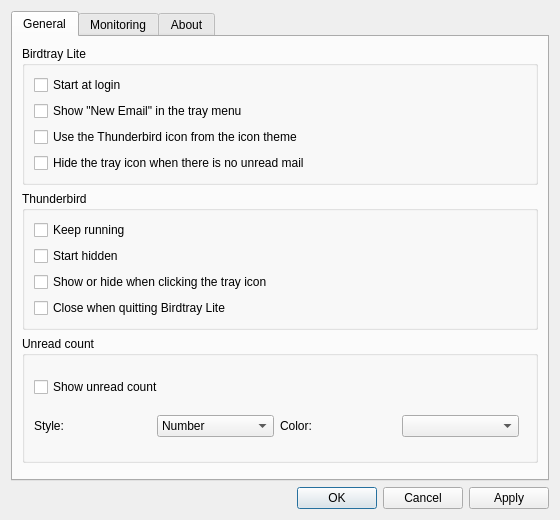
vegiii/birdtray-lite, file src/dialogsettings.ui: the form before one commit.
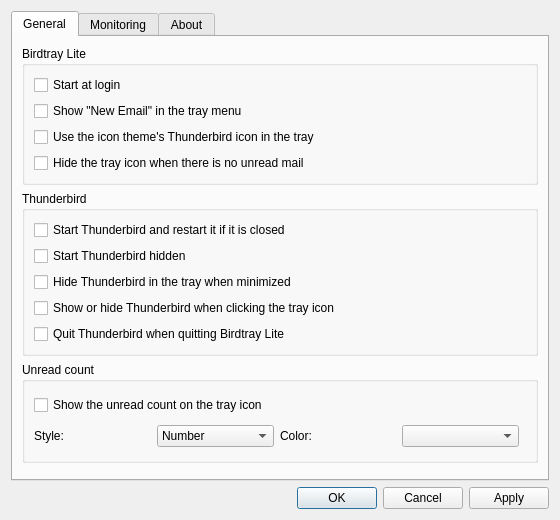
The form after the commit. Icons and pictures are not drawn. Custom widgets are drawn as their Qt base class.

Commit message:
Hide Thunderbird when minimized and fix starting hidden
Load a KWin script while Birdtray Lite runs that reports when the
Thunderbird window opens and hides it when minimized. Starting hidden
now waits for the window instead of the process, which was too early
and left Thunderbird visible.

Also make the General tab labels say what they apply to.

```diff
--- a/src/dialogsettings.ui
+++ b/src/dialogsettings.ui
@@ -51,7 +51,7 @@
           <item>
            <widget class="QCheckBox" name="boxThemeTrayIcon">
             <property name="text">
-             <string>Use the Thunderbird icon from the icon theme</string>
+             <string>Use the icon theme's Thunderbird icon in the tray</string>
             </property>
            </widget>
           </item>
@@ -77,14 +77,21 @@
              <string>Starts Thunderbird with Birdtray Lite and restarts it if it is closed.</string>
             </property>
             <property name="text">
-             <string>Keep running</string>
+             <string>Start Thunderbird and restart it if it is closed</string>
             </property>
            </widget>
           </item>
           <item>
            <widget class="QCheckBox" name="boxStartThunderbirdHidden">
             <property name="text">
-             <string>Start hidden</string>
+             <string>Start Thunderbird hidden</string>
+            </property>
+           </widget>
+          </item>
+          <item>
+           <widget class="QCheckBox" name="boxHideWhenMinimized">
+            <property name="text">
+             <string>Hide Thunderbird in the tray when minimized</string>
             </property>
            </widget>
           </item>
@@ -94,14 +101,14 @@
              <string>Starts Thunderbird first if it is not running.</string>
             </property>
             <property name="text">
-             <string>Show or hide when clicking the tray icon</string>
+             <string>Show or hide Thunderbird when clicking the tray icon</string>
             </property>
            </widget>
           </item>
           <item>
            <widget class="QCheckBox" name="boxStopThunderbirdOnExit">
             <property name="text">
-             <string>Close when quitting Birdtray Lite</string>
+             <string>Quit Thunderbird when quitting Birdtray Lite</string>
             </property>
            </widget>
           </item>
@@ -117,7 +124,7 @@
           <item>
            <widget class="QCheckBox" name="boxShowUnreadCount">
             <property name="text">
-             <string>Show unread count</string>
+             <string>Show the unread count on the tray icon</string>
             </property>
            </widget>
           </item>
```
Left out of the diff: 3 changed lines with no effect on the pictures. The commit also changes 10 other files.
